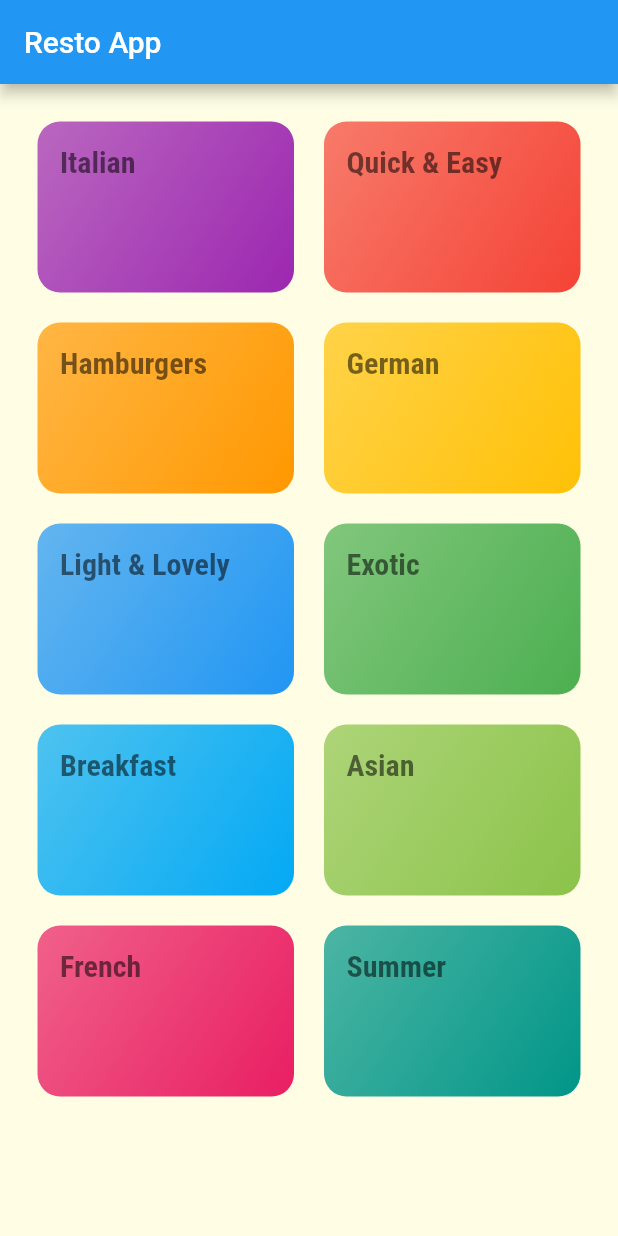
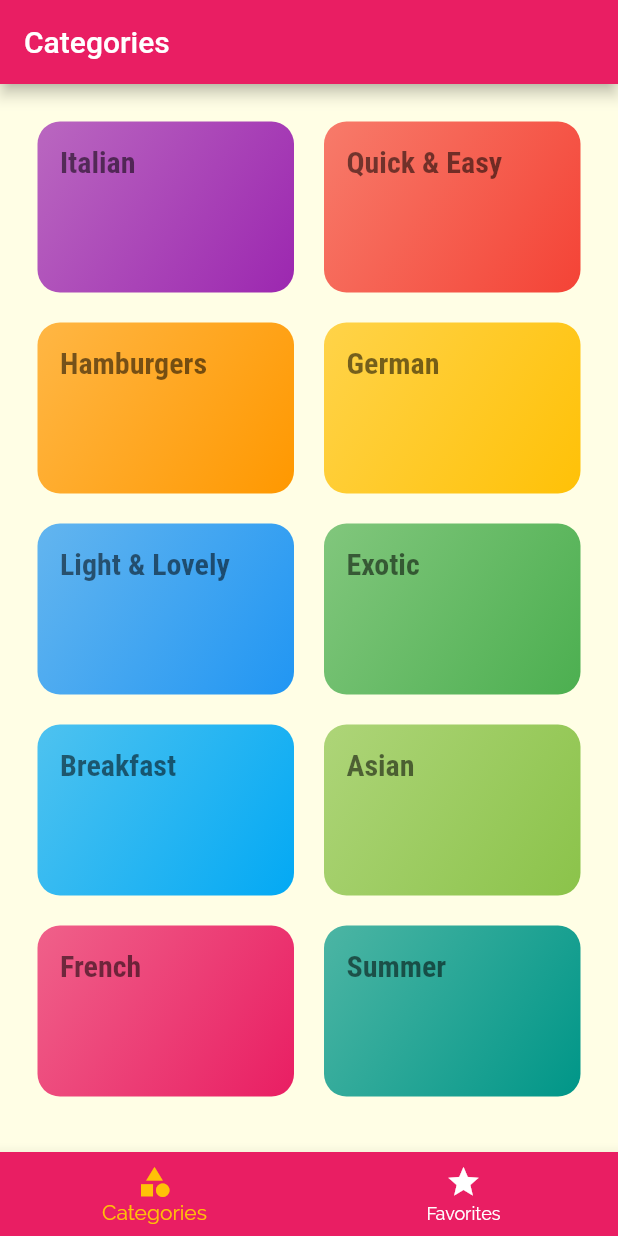
Before and after one commit to mbieb/resto-app, a Flutter app: the screen it shows after launch, on a phone screen of 412 x 824 dp. Run offline on Flutter 3.47's test engine with Material 2 defaults, Android fonts, the phone set to English and light mode, and no system bars.

```diff
--- a/lib/categories_screen.dart
+++ /dev/null
@@ -1,28 +0,0 @@
-import 'package:flutter/material.dart';
-import 'package:resto_app/category_item.dart';
-import 'package:resto_app/dummy_data.dart';
-
-class CategoriesScreen extends StatelessWidget {
-  const CategoriesScreen({Key? key}) : super(key: key);
-
-  @override
-  Widget build(BuildContext context) {
-    return Scaffold(
-      appBar: AppBar(
-        title: const Text('Resto App'),
-      ),
-      body: GridView(
-        padding: const EdgeInsets.all(25),
-        gridDelegate: const SliverGridDelegateWithMaxCrossAxisExtent(
-            maxCrossAxisExtent: 200,
-            childAspectRatio: 3 / 2,
-            crossAxisSpacing: 20,
-            mainAxisSpacing: 20),
-        children: DUMMY_CATEGORIES
-            .map((category) =>
-                CategoryItem(category.id, category.title, category.color))
-            .toList(),
-      ),
-    );
-  }
-}
--- a/lib/main.dart
+++ b/lib/main.dart
@@ -1,6 +1,8 @@
 import 'package:flutter/material.dart';
-import './categories_screen.dart';
-import './category_meals_screen.dart';
+import '../screens/tabs_screen.dart';
+import '../screens/meal_detail_screen.dart';
+import '../screens/categories_screen.dart';
+import '../screens/category_meals_screen.dart';
 
 void main() => runApp(const MyApp());
 
@@ -13,8 +15,6 @@ class MyApp extends StatelessWidget {
         debugShowCheckedModeBanner: false,
         title: 'Resto App',
         theme: ThemeData(
-        primarySwatch: Colors.blue,
-        accentColor: Colors.amber,
           canvasColor: const Color.fromRGBO(255, 254, 229, 1),
           fontFamily: 'Raleway',
           textTheme: ThemeData.light().textTheme.copyWith(
@@ -29,11 +29,22 @@ class MyApp extends StatelessWidget {
                     fontFamily: 'RobotoCondensed',
                     fontWeight: FontWeight.bold),
               ),
+          colorScheme: ColorScheme.fromSwatch(primarySwatch: Colors.pink)
+              .copyWith(secondary: Colors.amber),
         ),
-      home: const CategoriesScreen(),
+        // home: const CategoriesScreen(),
+        initialRoute: '/',
         routes: {
+          '/': (ctx) => const TabScreen(),
           CategoryMealsScreen.routeName: (ctx) => CategoryMealsScreen(),
+          MealDetailScreen.routeName: (ctx) => const MealDetailScreen(),
         },
-    );
+        onGenerateRoute: (settings) {
+          // print(settings.arguments);
+          // return MaterialPageRoute(builder: (ctx) => const CategoriesScreen());
+        },
+        onUnknownRoute: (settings) {
+          return MaterialPageRoute(builder: (ctx) => const CategoriesScreen());
+        });
   }
 }
--- a/lib/models/meal.dart
+++ b/lib/models/meal.dart
@@ -18,8 +18,8 @@ class Meal {
   final List<String> ingredients;
   final List<String> steps;
   final int duration;
-  final int complexity;
-  final int affordability;
+  final Complexity complexity;
+  final Affordability affordability;
   final bool isGlutenFree;
   final bool isLactoseFree;
   final bool isVegan;
--- /dev/null
+++ b/lib/screens/categories_screen.dart
@@ -0,0 +1,23 @@
+import 'package:flutter/material.dart';
+import 'package:resto_app/widgets/category_item.dart';
+import 'package:resto_app/dummy_data.dart';
+
+class CategoriesScreen extends StatelessWidget {
+  const CategoriesScreen({Key? key}) : super(key: key);
+
+  @override
+  Widget build(BuildContext context) {
+    return GridView(
+      padding: const EdgeInsets.all(25),
+      gridDelegate: const SliverGridDelegateWithMaxCrossAxisExtent(
+          maxCrossAxisExtent: 200,
+          childAspectRatio: 3 / 2,
+          crossAxisSpacing: 20,
+          mainAxisSpacing: 20),
+      children: DUMMY_CATEGORIES
+          .map((category) =>
+              CategoryItem(category.id, category.title, category.color))
+          .toList(),
+    );
+  }
+}
--- /dev/null
+++ b/lib/screens/tabs_screen.dart
@@ -0,0 +1,61 @@
+import 'package:flutter/material.dart';
+import '../screens/categories_screen.dart';
+import '../screens/favorites_screen.dart';
+
+class TabScreen extends StatefulWidget {
+  const TabScreen({Key? key}) : super(key: key);
+
+  @override
+  State<TabScreen> createState() => _TabScreenState();
+}
+
+class _TabScreenState extends State<TabScreen> {
+  final List<Map<String, Object>> _pages = [
+    {
+      'page': CategoriesScreen(),
+      'title': 'Categories',
+    },
+    {
+      'page': FavoritesScreen(),
+      'title': 'Your Favorite',
+    },
+  ];
+
+  int _selectedPageIndex = 0;
+
+  void _selectPage(int index) {
+    setState(() {
+      _selectedPageIndex = index;
+    });
+  }
+
+  @override
+  Widget build(BuildContext context) {
+    return Scaffold(
+      appBar: AppBar(
+        title: Text(_pages[_selectedPageIndex]['title'].toString()),
+      ),
+      body: _pages[_selectedPageIndex]['page'] as Widget,
+      bottomNavigationBar: BottomNavigationBar(
+        onTap: _selectPage,
+        backgroundColor: Theme.of(context).colorScheme.primary,
+        unselectedItemColor: Colors.white,
+        selectedItemColor: Theme.of(context).colorScheme.secondary,
+        currentIndex: _selectedPageIndex,
+        // type: BottomNavigationBarType.shifting,
+        items: [
+          BottomNavigationBarItem(
+            backgroundColor: Theme.of(context).colorScheme.primary,
+            icon: Icon(Icons.category),
+            label: 'Categories',
+          ),
+          BottomNavigationBarItem(
+            backgroundColor: Theme.of(context).colorScheme.primary,
+            icon: Icon(Icons.star),
+            label: 'Favorites',
+          ),
+        ],
+      ),
+    );
+  }
+}
--- a/lib/category_item.dart
+++ b/lib/widgets/category_item.dart
@@ -1,5 +1,5 @@
 import 'package:flutter/material.dart';
-import './category_meals_screen.dart';
+import '../screens/category_meals_screen.dart';
 
 class CategoryItem extends StatelessWidget {
   final String id;
```
Also changed, not shown: lib/dummy_data.dart (+21 -22 lines), lib/screens/category_meals_screen.dart (renamed from lib/category_meals_screen.dart, +9 -3 lines), lib/screens/favorites_screen.dart (added, +12 -0 lines), lib/screens/meal_detail_screen.dart (added, +99 -0 lines), lib/widgets/meal_item.dart (added, +151 -0 lines). Lines whose indentation alone changed are shown as unchanged.
